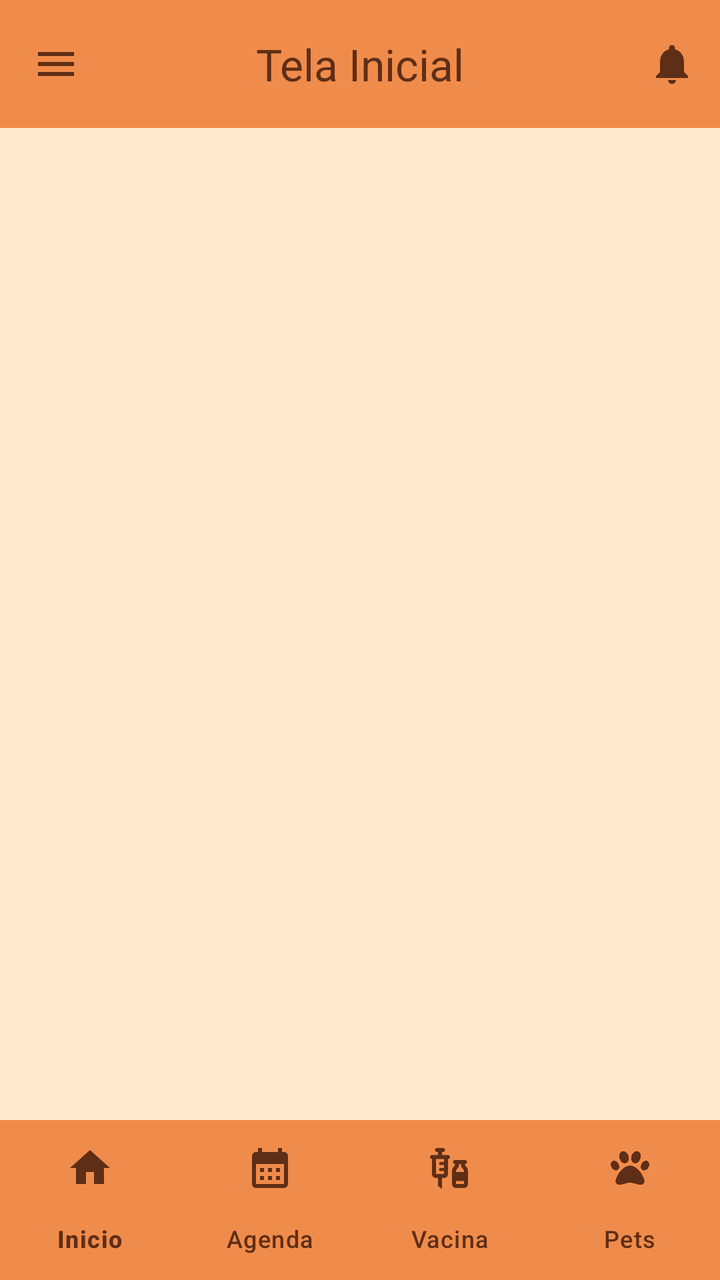
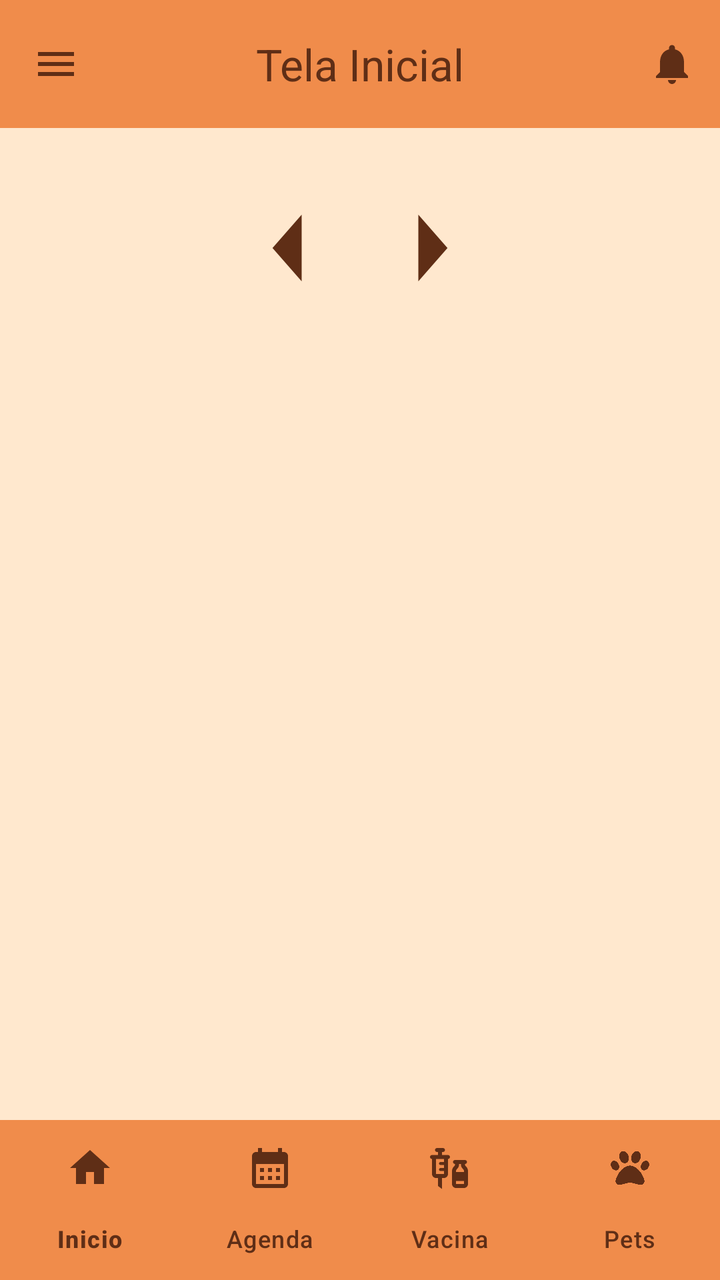

Screens rendered from an Android XML layout before and after an edit, with the pre-edit source and the edit as a unified diff.
<!-- AndroidManifest.xml: application theme Theme.ProtPetverso1 -->
<!-- res/layout/menu_layout.xml -->
<?xml version="1.0" encoding="utf-8"?>
<RelativeLayout xmlns:android="http://schemas.android.com/apk/res/android"
    xmlns:app="http://schemas.android.com/apk/res-auto"
    xmlns:tools="http://schemas.android.com/tools"
    android:id="@+id/main"
    android:layout_width="match_parent"
    android:layout_height="match_parent"
    android:background="#ffe8ce"
    tools:context=".MenuActivity">

    <com.google.android.material.appbar.MaterialToolbar
        android:id="@+id/toolbarMenu"
        android:layout_width="match_parent"
        android:layout_height="wrap_content"
        android:background="#f08c4b"
        android:fitsSystemWindows="false"
        app:menu="@menu/menu_main"
        app:navigationIcon="@drawable/ic_menu"
        app:navigationIconTint="@color/text_orange"
        app:title="Tela Inicial"
        app:titleCentered="true"
        app:titleTextColor="@color/text_orange" />

    <com.google.android.material.bottomnavigation.BottomNavigationView
        android:id="@+id/bottomNavbar"
        android:layout_width="match_parent"
        android:layout_height="wrap_content"
        android:layout_alignParentBottom="true"
        app:labelMaxLines="1"

        app:itemIconTint="@color/text_orange"
        app:itemTextColor="@color/text_orange"
        app:itemActiveIndicatorStyle="@style/CustomActiveIndicator"
        app:labelVisibilityMode="labeled"
        android:background="@color/primary_orange"
        android:fitsSystemWindows="false"
        app:menu="@menu/bottom_nav_menu" />

</RelativeLayout>
<!-- resources referenced by this layout -->
<resources>
  <color name="primary_orange">#f08c4b</color>
  <color name="text_orange">#5f2e16</color>
  <!-- drawable ic_menu (drawable) -->
  <vector xmlns:android="http://schemas.android.com/apk/res/android" android:height="24dp" android:tint="#000000" android:viewportHeight="24" android:viewportWidth="24" android:width="24dp">
        
      <path android:fillColor="@android:color/white" android:pathData="M3,18h18v-2L3,16v2zM3,13h18v-2L3,11v2zM3,6v2h18L21,6L3,6z"/>
      
  </vector>
  <style name="CustomActiveIndicator" parent="Widget.Material3.BottomNavigationView.ActiveIndicator">
          <item name="android:color">#FFE0B2</item>
          <item name="android:width">32dp</item>
          <item name="android:height">32dp</item>
          <item name="shapeAppearance">@style/ShapeAppearance.Material3.Corner.Full</item>
      </style>
  <style name="Theme.ProtPetverso1" parent="Base.Theme.ProtPetverso1">
      </style>
  <style name="Base.Theme.ProtPetverso1" parent="Theme.Material3.DayNight.NoActionBar">
          
          
      </style>
</resources>

<!-- the commit's change to res/layout/menu_layout.xml (unified diff, before → after) -->
@@ -21,19 +21,55 @@
         app:titleCentered="true"
         app:titleTextColor="@color/text_orange" />
 
+    <LinearLayout
+        android:layout_width="wrap_content"
+        android:layout_height="wrap_content"
+        android:layout_below="@+id/toolbarMenu"
+        android:layout_centerHorizontal="true"
+        android:layout_marginTop="20dp"
+        android:gravity="center_vertical"
+        android:orientation="horizontal">
+
+        <ImageButton
+            android:id="@+id/btnAnterior"
+            android:layout_width="70dp"
+            android:layout_height="80dp"
+            android:layout_marginHorizontal="-15dp"
+            android:background="#00000000"
+            android:scaleType="fitXY"
+            android:src="@drawable/ic_arrow_left"
+            app:tint="@color/text_orange" />
+
+        <androidx.viewpager2.widget.ViewPager2
+            android:id="@+id/viewPagerPets"
+            android:layout_width="0dp"
+            android:layout_height="180dp"
+            android:layout_weight="1" />
+
+        <ImageButton
+            android:id="@+id/btnProximo"
+            android:layout_width="70dp"
+            android:layout_height="80dp"
+            android:layout_marginHorizontal="-15dp"
+            android:background="#00000000"
+            android:scaleType="fitXY"
+            android:src="@drawable/ic_arrow_right"
+            app:tint="@color/text_orange" />
+    </LinearLayout>
+
     <com.google.android.material.bottomnavigation.BottomNavigationView
         android:id="@+id/bottomNavbar"
         android:layout_width="match_parent"
         android:layout_height="wrap_content"
         android:layout_alignParentBottom="true"
-        app:labelMaxLines="1"
+        android:background="@color/primary_orange"
 
+        android:fitsSystemWindows="false"
+        app:itemActiveIndicatorStyle="@style/CustomActiveIndicator"
         app:itemIconTint="@color/text_orange"
         app:itemTextColor="@color/text_orange"
-        app:itemActiveIndicatorStyle="@style/CustomActiveIndicator"
+        app:labelMaxLines="1"
         app:labelVisibilityMode="labeled"
-        android:background="@color/primary_orange"
-        android:fitsSystemWindows="false"
         app:menu="@menu/bottom_nav_menu" />
 
 </RelativeLayout>
<!-- resource entries referenced after the edit -->
@@ -2,6 +2,18 @@
 <resources>
   <color name="primary_orange">#f08c4b</color>
   <color name="text_orange">#5f2e16</color>
+  <!-- drawable ic_arrow_left (drawable) -->
+  <vector xmlns:android="http://schemas.android.com/apk/res/android" android:autoMirrored="true" android:height="24dp" android:tint="#000000" android:viewportHeight="24" android:viewportWidth="24" android:width="24dp">
+        
+      <path android:fillColor="@android:color/white" android:pathData="M14,7l-5,5 5,5V7z"/>
+      
+  </vector>
+  <!-- drawable ic_arrow_right (drawable) -->
+  <vector xmlns:android="http://schemas.android.com/apk/res/android" android:autoMirrored="true" android:height="24dp" android:tint="#000000" android:viewportHeight="24" android:viewportWidth="24" android:width="24dp">
+        
+      <path android:fillColor="@android:color/white" android:pathData="M10,17l5,-5 -5,-5v10z"/>
+      
+  </vector>
   <!-- drawable ic_menu (drawable) -->
   <vector xmlns:android="http://schemas.android.com/apk/res/android" android:height="24dp" android:tint="#000000" android:viewportHeight="24" android:viewportWidth="24" android:width="24dp">
         
